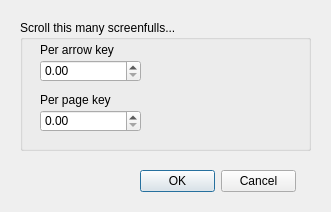
Qt form Forms/FVW_OptionsDialog.ui (billkarsh/SpikeGLX) before a commit.
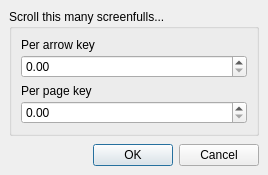
The same form after that commit.

Commit message: Make all dialogs resizing, prettier

The edit to the form file:
```diff
--- a/Forms/FVW_OptionsDialog.ui
+++ b/Forms/FVW_OptionsDialog.ui
@@ -6,97 +6,54 @@
    <rect>
     <x>0</x>
     <y>0</y>
-    <width>331</width>
-    <height>212</height>
+    <width>268</width>
+    <height>167</height>
    </rect>
   </property>
   <property name="windowTitle">
    <string>Scroll Key Options</string>
   </property>
-  <widget class="QDialogButtonBox" name="buttonBox">
-   <property name="geometry">
-    <rect>
-     <x>140</x>
-     <y>170</y>
-     <width>156</width>
-     <height>23</height>
-    </rect>
+  <layout class="QGridLayout" name="gridLayout_2">
+   <property name="leftMargin">
+    <number>9</number>
    </property>
-   <property name="focusPolicy">
-    <enum>Qt::StrongFocus</enum>
+   <property name="topMargin">
+    <number>9</number>
    </property>
-   <property name="orientation">
-    <enum>Qt::Horizontal</enum>
+   <property name="rightMargin">
+    <number>9</number>
    </property>
-   <property name="standardButtons">
-    <set>QDialogButtonBox::Cancel|QDialogButtonBox::Ok</set>
+   <property name="bottomMargin">
+    <number>9</number>
    </property>
-  </widget>
+   <property name="verticalSpacing">
+    <number>6</number>
+   </property>
+   <item row="0" column="0">
   <widget class="QGroupBox" name="groupBox">
-   <property name="geometry">
-    <rect>
-     <x>20</x>
-     <y>20</y>
-     <width>291</width>
-     <height>131</height>
-    </rect>
-   </property>
    <property name="title">
     <string>Scroll this many screenfulls...</string>
    </property>
-   <widget class="QLabel" name="label_2">
-    <property name="geometry">
-     <rect>
-      <x>20</x>
-      <y>70</y>
-      <width>221</width>
-      <height>20</height>
-     </rect>
-    </property>
-    <property name="text">
-     <string>Per page key</string>
-    </property>
-   </widget>
-   <widget class="QDoubleSpinBox" name="pageSB">
-    <property name="geometry">
-     <rect>
-      <x>20</x>
-      <y>90</y>
-      <width>101</width>
-      <height>22</height>
-     </rect>
-    </property>
-    <property name="minimum">
-     <double>0.000000000000000</double>
-    </property>
-    <property name="maximum">
-     <double>1000.000000000000000</double>
-    </property>
-    <property name="singleStep">
-     <double>0.100000000000000</double>
-    </property>
-   </widget>
+     <layout class="QGridLayout" name="gridLayout">
+      <item row="0" column="0">
+       <layout class="QVBoxLayout" name="verticalLayout">
+        <property name="spacing">
+         <number>3</number>
+        </property>
+        <item>
    <widget class="QLabel" name="label">
-    <property name="geometry">
-     <rect>
-      <x>20</x>
-      <y>20</y>
-      <width>221</width>
-      <height>20</height>
-     </rect>
-    </property>
     <property name="text">
      <string>Per arrow key</string>
     </property>
    </widget>
+        </item>
+        <item>
    <widget class="QDoubleSpinBox" name="arrowSB">
-    <property name="geometry">
-     <rect>
-      <x>20</x>
-      <y>40</y>
-      <width>101</width>
-      <height>22</height>
-     </rect>
+          <property name="sizePolicy">
+           <sizepolicy hsizetype="Expanding" vsizetype="Fixed">
+            <horstretch>0</horstretch>
+            <verstretch>0</verstretch>
+           </sizepolicy>
     </property>
     <property name="minimum">
      <double>0.000000000000000</double>
@@ -108,7 +65,81 @@
      <double>0.100000000000000</double>
     </property>
    </widget>
-  </widget>
+        </item>
+       </layout>
+      </item>
+      <item row="1" column="0">
+       <layout class="QVBoxLayout" name="verticalLayout_2">
+        <property name="spacing">
+         <number>3</number>
+        </property>
+        <item>
+         <widget class="QLabel" name="label_2">
+          <property name="text">
+           <string>Per page key</string>
+          </property>
+         </widget>
+        </item>
+        <item>
+         <widget class="QDoubleSpinBox" name="pageSB">
+          <property name="sizePolicy">
+           <sizepolicy hsizetype="Expanding" vsizetype="Fixed">
+            <horstretch>0</horstretch>
+            <verstretch>0</verstretch>
+           </sizepolicy>
+          </property>
+          <property name="minimum">
+           <double>0.000000000000000</double>
+          </property>
+          <property name="maximum">
+           <double>1000.000000000000000</double>
+          </property>
+          <property name="singleStep">
+           <double>0.100000000000000</double>
+          </property>
+         </widget>
+        </item>
+       </layout>
+      </item>
+     </layout>
+    </widget>
+   </item>
+   <item row="1" column="0">
+    <spacer name="verticalSpacer">
+     <property name="orientation">
+      <enum>Qt::Vertical</enum>
+     </property>
+     <property name="sizeType">
+      <enum>QSizePolicy::MinimumExpanding</enum>
+     </property>
+     <property name="sizeHint" stdset="0">
+      <size>
+       <width>0</width>
+       <height>2</height>
+      </size>
+     </property>
+    </spacer>
+   </item>
+   <item row="2" column="0">
+    <widget class="QDialogButtonBox" name="buttonBox">
+     <property name="sizePolicy">
+      <sizepolicy hsizetype="Preferred" vsizetype="Preferred">
+       <horstretch>0</horstretch>
+       <verstretch>0</verstretch>
+      </sizepolicy>
+     </property>
+     <property name="focusPolicy">
+      <enum>Qt::StrongFocus</enum>
+     </property>
+     <property name="orientation">
+      <enum>Qt::Horizontal</enum>
+     </property>
+     <property name="standardButtons">
+      <set>QDialogButtonBox::Cancel|QDialogButtonBox::Ok</set>
+     </property>
+    </widget>
+   </item>
+  </layout>
  </widget>
  <tabstops>
   <tabstop>buttonBox</tabstop>
```
Lines whose indentation alone changed are shown as unchanged. The commit also changes 15 other files.
